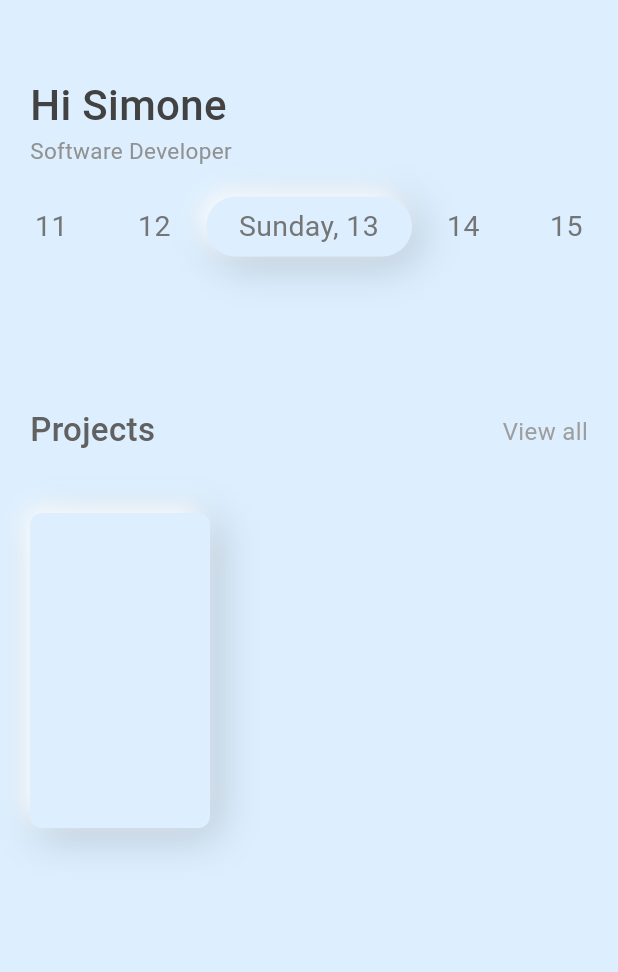
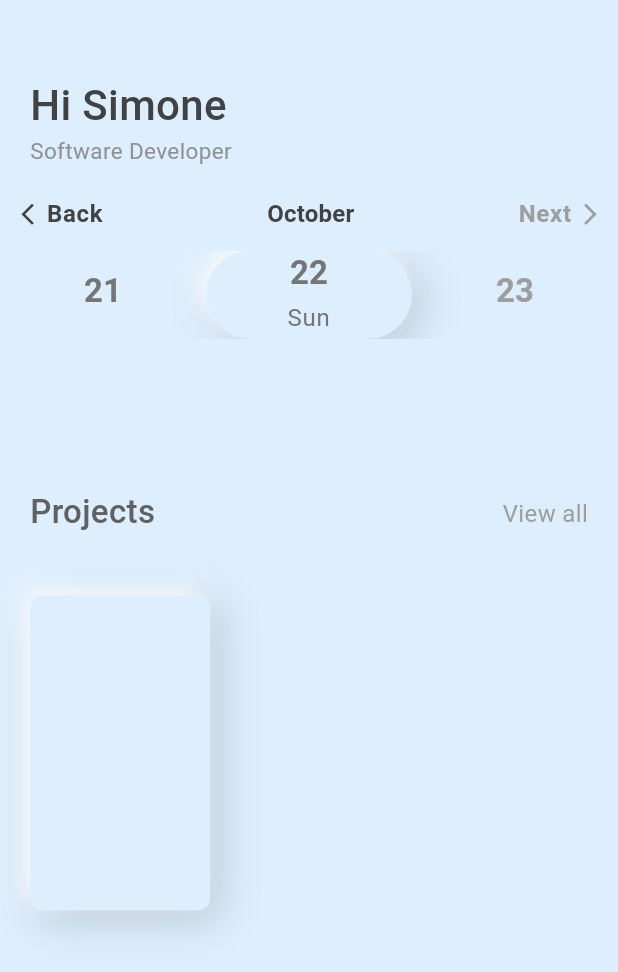
Before and after one commit to homemadepasta/neotimetracking, a Flutter app: the screen it shows after launch, on a phone screen of 412 x 824 dp. Shown: the top 972 px of the screen. Run offline on Flutter 3.47's test engine with Material 2 defaults, Android fonts, the phone set to English and light mode, and no system bars; drawn by our look-alikes of carousel_slider.

Commit message:
:sparkles: Add Calendar

```diff
--- /dev/null
+++ b/lib/calendar.dart
@@ -0,0 +1,435 @@
+import 'package:carousel_slider/carousel_slider.dart';
+import 'package:intl/intl.dart';
+import 'package:flutter/material.dart';
+
+enum WeekStartFrom {
+  Sunday,
+  Monday,
+}
+
+class HorizontalWeekCalendar extends StatefulWidget {
+  /// week start from Monday or Sunday
+  ///
+  /// default value [WeekStartFrom.Monday]
+  final WeekStartFrom? weekStartFrom;
+
+  ///get DateTime on date select
+  final Function(DateTime)? onDateChange;
+
+  ///get the list of DateTime on week change
+  final Function(List<DateTime>)? onWeekChange;
+
+  /// Active background color
+  ///
+  /// Default value `Theme.of(context).primaryColor`
+  final Color? activeBackgroundColor;
+
+  /// In-Active background color
+  ///
+  /// Default value `Theme.of(context).primaryColor.withOpacity(.2)`
+  final Color? inactiveBackgroundColor;
+
+  /// Disable background color
+  ///
+  /// Default value `Colors.grey`
+  final Color? disabledBackgroundColor;
+
+  /// Active text color
+  ///
+  /// Default value `Theme.of(context).primaryColor`
+  final Color? activeTextColor;
+
+  /// In-Active text color
+  ///
+  /// Default value `Theme.of(context).primaryColor.withOpacity(.2)`
+  final Color? inactiveTextColor;
+
+  /// Disable text color
+  ///
+  /// Default value `Colors.grey`
+  final Color? disabledTextColor;
+
+  /// Active Navigator color
+  ///
+  /// Default value `Theme.of(context).primaryColor`
+  final Color? activeNavigatorColor;
+
+  /// In-Active Navigator color
+  ///
+  /// Default value `Colors.grey`
+  final Color? inactiveNavigatorColor;
+
+  /// Month Color
+  ///
+  /// Default value `Theme.of(context).primaryColor.withOpacity(.2)`
+  final Color? monthColor;
+
+  const HorizontalWeekCalendar({
+    super.key,
+    this.onDateChange,
+    this.onWeekChange,
+    this.activeBackgroundColor,
+    this.inactiveBackgroundColor,
+    this.disabledBackgroundColor,
+    this.activeTextColor = Colors.white,
+    this.inactiveTextColor,
+    this.disabledTextColor,
+    this.activeNavigatorColor,
+    this.inactiveNavigatorColor,
+    this.monthColor,
+    this.weekStartFrom = WeekStartFrom.Monday,
+  });
+
+  @override
+  State<HorizontalWeekCalendar> createState() => _HorizontalWeekCalendarState();
+}
+
+class _HorizontalWeekCalendarState extends State<HorizontalWeekCalendar> {
+  CarouselController carouselController = CarouselController();
+
+  DateTime today = DateTime.now();
+  DateTime selectedDate = DateTime.now();
+  List<DateTime> currentWeek = [];
+  int currentWeekIndex = 0;
+
+  List<List<DateTime>> listOfWeeks = [];
+
+  @override
+  void initState() {
+    initCalender();
+    super.initState();
+  }
+
+  DateTime getDate(DateTime d) => DateTime(d.year, d.month, d.day);
+
+  initCalender() {
+    final date = DateTime.now();
+
+    DateTime startOfCurrentWeek = widget.weekStartFrom == WeekStartFrom.Monday
+        ? getDate(date.subtract(const Duration(days: 1)))
+        : getDate(date.subtract(Duration(days: date.weekday % 7)));
+
+    currentWeek.add(startOfCurrentWeek);
+    for (int index = 0; index < 2; index++) {
+      DateTime addDate = startOfCurrentWeek.add(Duration(days: (index + 1)));
+      currentWeek.add(addDate);
+    }
+
+    listOfWeeks.add(currentWeek);
+
+    getMorePreviousWeeks();
+  }
+
+  getMorePreviousWeeks() {
+    List<DateTime> minus7Days = [];
+    DateTime startFrom = listOfWeeks.isEmpty
+        ? DateTime.now()
+        : listOfWeeks[currentWeekIndex].isEmpty
+            ? DateTime.now()
+            : listOfWeeks[currentWeekIndex][0];
+
+    for (int index = 0; index < 3; index++) {
+      DateTime minusDate = startFrom.add(Duration(days: -(index + 1)));
+      minus7Days.add(minusDate);
+    }
+    listOfWeeks.add(minus7Days.reversed.toList());
+    setState(() {});
+  }
+
+  onDateSelect(DateTime date) {
+    setState(() {
+      selectedDate = date;
+    });
+    widget.onDateChange?.call(selectedDate);
+  }
+
+  onBackClick() {
+    carouselController.nextPage();
+  }
+
+  onNextClick() {
+    carouselController.previousPage();
+  }
+
+  onWeekChange(index) {
+    if (currentWeekIndex < index) {
+      // on back
+    }
+    if (currentWeekIndex > index) {
+      // on next
+    }
+
+    currentWeekIndex = index;
+    currentWeek = listOfWeeks[currentWeekIndex];
+
+    if (currentWeekIndex + 1 == listOfWeeks.length) {
+      getMorePreviousWeeks();
+    }
+
+    widget.onWeekChange?.call(currentWeek);
+    setState(() {});
+  }
+
+  // =================
+
+  isNextDisabled() {
+    return listOfWeeks[currentWeekIndex].last.isBefore(DateTime.now());
+  }
+
+  isCurrentYear() {
+    return DateFormat('yyyy').format(currentWeek[0]) ==
+        DateFormat('yyyy').format(today);
+  }
+
+  @override
+  Widget build(BuildContext context) {
+    var theme = Theme.of(context);
+    var withOfScreen = MediaQuery.of(context).size.width;
+
+    double boxHeight = withOfScreen / 7;
+
+    return currentWeek.isEmpty
+        ? const SizedBox()
+        : Column(
+            children: [
+              Row(
+                crossAxisAlignment: CrossAxisAlignment.center,
+                mainAxisAlignment: MainAxisAlignment.spaceBetween,
+                children: [
+                  GestureDetector(
+                    onTap: () {
+                      onBackClick();
+                    },
+                    child: Row(
+                      crossAxisAlignment: CrossAxisAlignment.center,
+                      children: [
+                        const SizedBox(
+                          width: 10,
+                        ),
+                        Icon(
+                          Icons.arrow_back_ios_new,
+                          size: 17,
+                          color:
+                              widget.activeNavigatorColor ?? theme.primaryColor,
+                        ),
+                        const SizedBox(
+                          width: 4,
+                        ),
+                        Text(
+                          "Back",
+                          style: theme.textTheme.bodyLarge!.copyWith(
+                            color: widget.activeNavigatorColor ??
+                                theme.primaryColor,
+                            fontWeight: FontWeight.bold,
+                          ),
+                        ),
+                      ],
+                    ),
+                  ),
+                  Text(
+                    isCurrentYear()
+                        ? DateFormat('MMMM').format(
+                            currentWeek[0],
+                          )
+                        : DateFormat('MMMM yyyy').format(
+                            currentWeek[0],
+                          ),
+                    style: theme.textTheme.titleMedium!.copyWith(
+                      fontWeight: FontWeight.bold,
+                      color: widget.monthColor ?? theme.primaryColor,
+                    ),
+                  ),
+                  GestureDetector(
+                    onTap: isNextDisabled()
+                        ? () {
+                            onNextClick();
+                          }
+                        : null,
+                    child: Row(
+                      crossAxisAlignment: CrossAxisAlignment.center,
+                      children: [
+                        Text(
+                          "Next",
+                          style: theme.textTheme.bodyLarge!.copyWith(
+                            color: isNextDisabled()
+                                ? theme.primaryColor
+                                : widget.inactiveNavigatorColor ?? Colors.grey,
+                            fontWeight: FontWeight.bold,
+                          ),
+                        ),
+                        const SizedBox(
+                          width: 4,
+                        ),
+                        Icon(
+                          Icons.arrow_forward_ios,
+                          size: 17,
+                          color: isNextDisabled()
+                              ? theme.primaryColor
+                              : widget.inactiveNavigatorColor ?? Colors.grey,
+                        ),
+                        const SizedBox(
+                          width: 10,
+                        ),
+                      ],
+                    ),
+                  ),
+                ],
+              ),
+              const SizedBox(
+                height: 12,
+              ),
+              CarouselSlider(
+                carouselController: carouselController,
+                items: [
+                  if (listOfWeeks.isNotEmpty)
+                    for (int ind = 0; ind < listOfWeeks.length; ind++)
+                      Container(
+                        height: boxHeight,
+                        width: withOfScreen,
+                        color: Colors.transparent,
+                        child: Row(
+                          children: [
+                            for (int weekIndex = 0;
+                                weekIndex < listOfWeeks[ind].length;
+                                weekIndex++)
+                              Expanded(
+                                child: GestureDetector(
+                                  onTap: listOfWeeks[ind][weekIndex]
+                                          .isBefore(DateTime.now())
+                                      ? () {
+                                          onDateSelect(
+                                            listOfWeeks[ind][weekIndex],
+                                          );
+                                        }
+                                      : null,
+                                  child: Container(
+                                    alignment: Alignment.center,
+                                    decoration: DateFormat('dd-MM-yyyy').format(
+                                                listOfWeeks[ind][weekIndex]) ==
+                                            DateFormat('dd-MM-yyyy')
+                                                .format(selectedDate)
+                                        ? (BoxDecoration(
+                                            borderRadius: const BorderRadius.all(
+                                                Radius.circular(99)),
+                                            color: DateFormat('dd-MM-yyyy').format(listOfWeeks[ind][weekIndex]) ==
+                                                    DateFormat('dd-MM-yyyy')
+                                                        .format(selectedDate)
+                                                ? widget.activeBackgroundColor ??
+                                                    theme.primaryColor
+                                                : listOfWeeks[ind][weekIndex]
+                                                        .isBefore(
+                                                            DateTime.now())
+                                                    ? widget.inactiveBackgroundColor ??
+                                                        theme.primaryColor
+                                                            .withOpacity(.2)
+                                                    : widget.disabledBackgroundColor ??
+                                                        Colors.grey,
+                                            boxShadow: const [
+                                                // Bottom right
+                                                BoxShadow(
+                                                    color: Color.fromARGB(
+                                                        47, 0, 0, 0),
+                                                    blurRadius: 24,
+                                                    offset: Offset(5, 5),
+                                                    blurStyle: BlurStyle.normal,
+                                                    spreadRadius: 1),
+                                                // Bottom right
+                                                BoxShadow(
+                                                    color: Colors.white,
+                                                    blurRadius: 14,
+                                                    offset: Offset(-5, -5),
+                                                    blurStyle: BlurStyle.normal,
+                                                    spreadRadius: -1),
+                                              ]))
+                                        : null,
+                                    child: Column(
+                                      mainAxisAlignment:
+                                          MainAxisAlignment.center,
+                                      crossAxisAlignment:
+                                          CrossAxisAlignment.center,
+                                      children: [
+                                        FittedBox(
+                                          child: Text(
+                                            // "$weekIndex: ${listOfWeeks[ind][weekIndex] == DateTime.now()}",
+                                            "${listOfWeeks[ind][weekIndex].day}",
+                                            textAlign: TextAlign.center,
+                                            style: theme.textTheme.titleLarge!
+                                                .copyWith(
+                                              color: DateFormat('dd-MM-yyyy')
+                                                          .format(listOfWeeks[
+                                                                  ind]
+                                                              [weekIndex]) ==
+                                                      DateFormat('dd-MM-yyyy')
+                                                          .format(selectedDate)
+                                                  ? widget.activeTextColor ??
+                                                      Colors.white
+                                                  : listOfWeeks[ind][weekIndex]
+                                                          .isBefore(
+                                                              DateTime.now())
+                                                      ? widget.inactiveTextColor ??
+                                                          Colors.white
+                                                              .withOpacity(.2)
+                                                      : widget.disabledTextColor ??
+                                                          Colors.white,
+                                              fontWeight: FontWeight.bold,
+                                            ),
+                                          ),
+                                        ),
+                                        const SizedBox(
+                                          height: 4,
+                                        ),
+                                        if (DateFormat('dd-MM-yyyy').format(
+                                                listOfWeeks[ind][weekIndex]) ==
+                                            DateFormat('dd-MM-yyyy')
+                                                .format(selectedDate))
+                                          Text(
+                                            DateFormat(
+                                              'EEE',
+                                            ).format(
+                                              listOfWeeks[ind][weekIndex],
+                                            ),
+                                            textAlign: TextAlign.center,
+                                            style: theme.textTheme.bodyLarge!
+                                                .copyWith(
+                                              color: DateFormat('dd-MM-yyyy')
+                                                          .format(listOfWeeks[
+                                                                  ind]
+                                                              [weekIndex]) ==
+                                                      DateFormat('dd-MM-yyyy')
+                                                          .format(selectedDate)
+                                                  ? widget.activeTextColor ??
+                                                      Colors.white
+                                                  : listOfWeeks[ind][weekIndex]
+                                                          .isBefore(
+                                                              DateTime.now())
+                                                      ? widget.inactiveTextColor ??
+                                                          Colors.white
+                                                              .withOpacity(.2)
+                                                      : widget.disabledTextColor ??
+                                                          Colors.white,
+                                            ),
+                                          ),
+                                      ],
+                                    ),
+                                  ),
+                                ),
+                              ),
+                          ],
+                        ),
+                      ),
+                ],
+                options: CarouselOptions(
+                  scrollPhysics: const ClampingScrollPhysics(),
+                  height: boxHeight,
+                  viewportFraction: 1,
+                  enableInfiniteScroll: false,
+                  reverse: true,
+                  onPageChanged: (index, reason) {
+                    onWeekChange(index);
+                  },
+                ),
+              ),
+            ],
+          );
+  }
+}
--- a/lib/main.dart
+++ b/lib/main.dart
@@ -1,4 +1,8 @@
 import 'package:flutter/material.dart';
+import 'package:flutter/material.dart';
+// import 'package:horizontal_week_calendar/horizontal_week_calendar.dart';
+import 'package:intl/intl.dart';
+import 'calendar.dart';
 
 void main() {
   runApp(const MyApp());
@@ -51,6 +55,7 @@ class MyHomePage extends StatefulWidget {
 }
 
 class _MyHomePageState extends State<MyHomePage> {
+  var selectedDate = DateTime.now();
   @override
   Widget build(BuildContext context) {
     // This method is rerun every time setState is called.
@@ -100,79 +105,95 @@ class _MyHomePageState extends State<MyHomePage> {
         mainAxisAlignment: MainAxisAlignment.center,
         children: [
           Expanded(
-              flex: 1,
-              child: Text('11',
-                  textAlign: TextAlign.center,
-                  overflow: TextOverflow.ellipsis,
-                  style: TextStyle(
-                    color: Colors.grey.shade600,
-                    fontSize: 19,
-                    fontWeight: FontWeight.w400,
-                  ))),
-          Expanded(
-              flex: 1,
-              child: Text('12',
-                  textAlign: TextAlign.center,
-                  overflow: TextOverflow.ellipsis,
-                  style: TextStyle(
-                    color: Colors.grey.shade600,
-                    fontSize: 19,
-                    fontWeight: FontWeight.w400,
-                  ))),
-          Expanded(
-              flex: 2,
-              child: Container(
-                  width: 80,
-                  height: 40,
-                  decoration: const BoxDecoration(
-                      borderRadius: BorderRadius.all(Radius.circular(99)),
-                      color: Color.fromARGB(255, 221, 239, 255),
-                      boxShadow: [
-                        // Bottom right
-                        BoxShadow(
-                            color: Color.fromARGB(47, 0, 0, 0),
-                            blurRadius: 24,
-                            offset: Offset(5, 5),
-                            blurStyle: BlurStyle.normal,
-                            spreadRadius: 1),
-                        // Top left
-                        BoxShadow(
-                            color: Colors.white,
-                            blurRadius: 14,
-                            offset: Offset(-5, -5),
-                            blurStyle: BlurStyle.normal,
-                            spreadRadius: -1)
-                      ]),
-                  child: Align(
-                      alignment: Alignment.center,
-                      child: Text('Sunday, 13',
-                          textAlign: TextAlign.center,
-                          overflow: TextOverflow.ellipsis,
-                          style: TextStyle(
-                            color: Colors.grey.shade600,
-                            fontSize: 19,
-                            fontWeight: FontWeight.w400,
-                          ))))),
-          Expanded(
-              flex: 1,
-              child: Text('14',
-                  textAlign: TextAlign.center,
-                  overflow: TextOverflow.ellipsis,
-                  style: TextStyle(
-                    color: Colors.grey.shade600,
-                    fontSize: 19,
-                    fontWeight: FontWeight.w400,
-                  ))),
-          Expanded(
-              flex: 1,
-              child: Text('15',
-                  textAlign: TextAlign.center,
-                  overflow: TextOverflow.ellipsis,
-                  style: TextStyle(
-                    color: Colors.grey.shade600,
-                    fontSize: 19,
-                    fontWeight: FontWeight.w400,
-                  ))),
+              // child: Text('11',
+              //     textAlign: TextAlign.center,
+              //     overflow: TextOverflow.ellipsis,
+              //     style: TextStyle(
+              //       color: Colors.grey.shade600,
+              //       fontSize: 19,
+              //       fontWeight: FontWeight.w400,
+              //     ))),
+              child: HorizontalWeekCalendar(
+            weekStartFrom: WeekStartFrom.Monday,
+            activeBackgroundColor: Color.fromARGB(255, 221, 239, 255),
+            activeTextColor: Colors.grey.shade600,
+            inactiveBackgroundColor: Color.fromARGB(255, 221, 239, 255),
+            inactiveTextColor: Colors.grey.shade600,
+            disabledTextColor: Colors.grey,
+            disabledBackgroundColor: Color.fromARGB(255, 221, 239, 255),
+            activeNavigatorColor: Colors.grey.shade800,
+            inactiveNavigatorColor: Colors.grey,
+            monthColor: Colors.grey.shade800,
+            onDateChange: (date) {
+              setState(() {
+                selectedDate = date;
+              });
+            },
+          )),
+          // Expanded(
+          //     flex: 1,
+          //     child: Text('12',
+          //         textAlign: TextAlign.center,
+          //         overflow: TextOverflow.ellipsis,
+          //         style: TextStyle(
+          //           color: Colors.grey.shade600,
+          //           fontSize: 19,
+          //           fontWeight: FontWeight.w400,
+          //         ))),
+          // Expanded(
+          //     flex: 2,
+          //     child: Container(
+          //         width: 80,
+          //         height: 40,
+          //         decoration: const BoxDecoration(
+          //             borderRadius: BorderRadius.all(Radius.circular(99)),
+          //             color: Color.fromARGB(255, 221, 239, 255),
+          //             boxShadow: [
+          //               // Bottom right
+          //               BoxShadow(
+          //                   color: Color.fromARGB(47, 0, 0, 0),
+          //                   blurRadius: 24,
+          //                   offset: Offset(5, 5),
+          //                   blurStyle: BlurStyle.normal,
+          //                   spreadRadius: 1),
+          //               // Top left
+          //               BoxShadow(
+          //                   color: Colors.white,
+          //                   blurRadius: 14,
+          //                   offset: Offset(-5, -5),
+          //                   blurStyle: BlurStyle.normal,
+          //                   spreadRadius: -1)
+          //             ]),
+          //         child: Align(
+          //             alignment: Alignment.center,
+          //             child: Text('Sunday, 13',
+          //                 textAlign: TextAlign.center,
+          //                 overflow: TextOverflow.ellipsis,
+          //                 style: TextStyle(
+          //                   color: Colors.grey.shade600,
+          //                   fontSize: 19,
+          //                   fontWeight: FontWeight.w400,
+          //                 ))))),
+          // Expanded(
+          //     flex: 1,
+          //     child: Text('14',
+          //         textAlign: TextAlign.center,
+          //         overflow: TextOverflow.ellipsis,
+          //         style: TextStyle(
+          //           color: Colors.grey.shade600,
+          //           fontSize: 19,
+          //           fontWeight: FontWeight.w400,
+          //         ))),
+          // Expanded(
+          //     flex: 1,
+          //     child: Text('15',
+          //         textAlign: TextAlign.center,
+          //         overflow: TextOverflow.ellipsis,
+          //         style: TextStyle(
+          //           color: Colors.grey.shade600,
+          //           fontSize: 19,
+          //           fontWeight: FontWeight.w400,
+          //         ))),
         ],
       ),
       // ----- end of weekdays section -----
--- a/pubspec.yaml
+++ b/pubspec.yaml
@@ -30,6 +30,8 @@ environment:
 dependencies:
   flutter:
     sdk: flutter
+  intl: ^0.18.0
+  carousel_slider: ^4.2.1
 
 
   # The following adds the Cupertino Icons font to your application.
```
Also changed, not shown: pubspec.lock.
